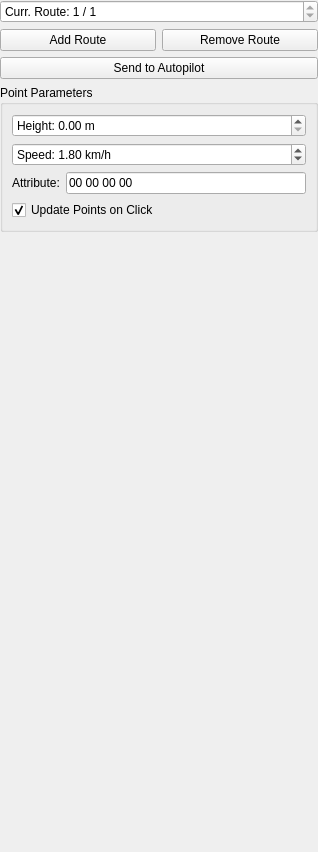
Old version of the form userinterface/planui.ui in the repository RISE-Dependable-Transport-Systems/WayWise.
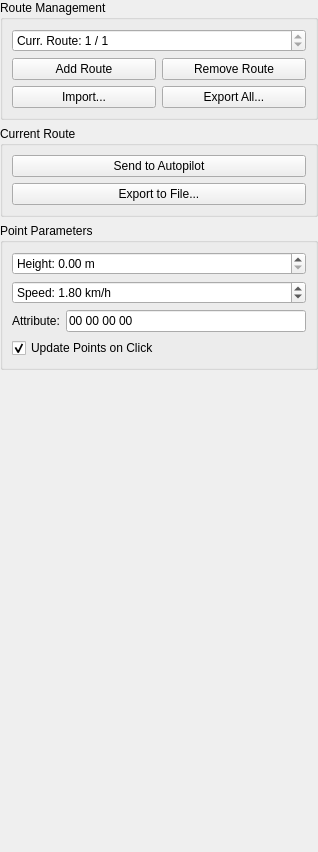
New version of the form.

Commit message: PlanUI / RoutePlannerModule: initial implementation of exporting / importing routes

The edit to the form file:
```diff
--- a/userinterface/planui.ui
+++ b/userinterface/planui.ui
@@ -27,6 +27,12 @@
     <number>0</number>
    </property>
    <item>
+    <widget class="QGroupBox" name="groupBox">
+     <property name="title">
+      <string>Route Management</string>
+     </property>
+     <layout class="QVBoxLayout" name="verticalLayout_3">
+      <item>
     <widget class="QSpinBox" name="currentRouteSpinBox">
      <property name="suffix">
       <string> / 1</string>
@@ -43,8 +49,8 @@
     </widget>
    </item>
    <item>
-    <layout class="QHBoxLayout" name="horizontalLayout">
-     <item>
+       <layout class="QGridLayout" name="gridLayout">
+        <item row="0" column="0">
       <widget class="QPushButton" name="addRouteButton">
        <property name="sizePolicy">
         <sizepolicy hsizetype="Minimum" vsizetype="Fixed">
@@ -57,7 +63,7 @@
        </property>
       </widget>
      </item>
-     <item>
+        <item row="0" column="1">
       <widget class="QPushButton" name="removeRouteButton">
        <property name="sizePolicy">
         <sizepolicy hsizetype="Minimum" vsizetype="Fixed">
@@ -70,8 +76,31 @@
        </property>
       </widget>
      </item>
-    </layout>
-   </item>
+        <item row="1" column="0">
+         <widget class="QPushButton" name="importRouteButton">
+          <property name="text">
+           <string>Import...</string>
+          </property>
+         </widget>
+        </item>
+        <item row="1" column="1">
+         <widget class="QPushButton" name="exportAllRoutesButton">
+          <property name="text">
+           <string>Export All...</string>
+          </property>
+         </widget>
+        </item>
+       </layout>
+      </item>
+     </layout>
+    </widget>
+   </item>
+   <item>
+    <widget class="QGroupBox" name="groupBox_2">
+     <property name="title">
+      <string>Current Route</string>
+     </property>
+     <layout class="QVBoxLayout" name="verticalLayout_4">
    <item>
     <widget class="QPushButton" name="sendToAutopilotButton">
      <property name="enabled">
@@ -80,6 +109,16 @@
      <property name="text">
       <string>Send to Autopilot</string>
      </property>
+       </widget>
+      </item>
+      <item>
+       <widget class="QPushButton" name="exportCurrentRouteButton">
+        <property name="text">
+         <string>Export to File...</string>
+        </property>
+       </widget>
+      </item>
+     </layout>
     </widget>
    </item>
    <item>
```
Lines whose indentation alone changed are shown as unchanged. The commit also changes 4 other files.
